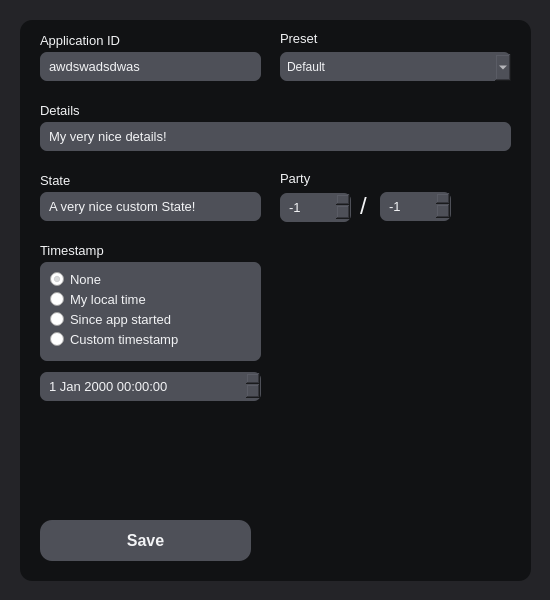
First picture: the form in mainwindow.ui, repository KartoffelChipss/discord-rp-py, before the edit.
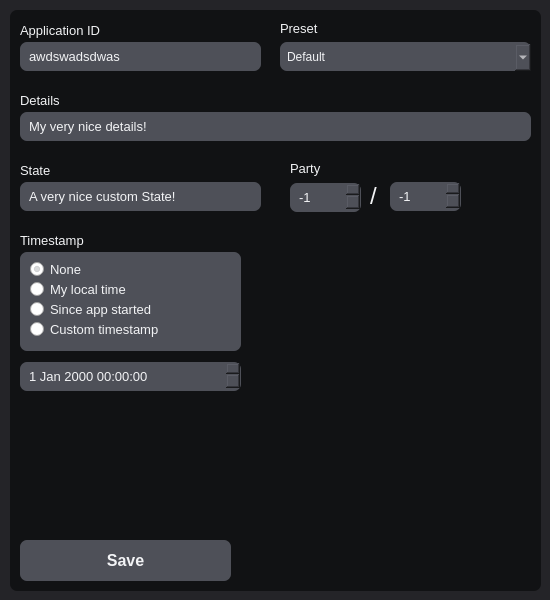
Second picture: the form after the edit.

Commit message: fixed border radius

Diff of the .ui file:
```diff
--- a/mainwindow.ui
+++ b/mainwindow.ui
@@ -34,9 +34,9 @@
    <widget class="QLineEdit" name="input_appid">
     <property name="geometry">
      <rect>
-      <x>40</x>
-      <y>50</y>
-      <width>221</width>
+      <x>20</x>
+      <y>40</y>
+      <width>241</width>
       <height>31</height>
      </rect>
     </property>
@@ -61,8 +61,8 @@
    <widget class="QLabel" name="lb_appid">
     <property name="geometry">
      <rect>
-      <x>40</x>
-      <y>30</y>
+      <x>20</x>
+      <y>20</y>
       <width>221</width>
       <height>20</height>
      </rect>
@@ -85,8 +85,8 @@
     <property name="geometry">
      <rect>
       <x>280</x>
-      <y>50</y>
-      <width>231</width>
+      <y>40</y>
+      <width>251</width>
       <height>31</height>
      </rect>
     </property>
@@ -117,8 +117,8 @@
     <property name="geometry">
      <rect>
       <x>280</x>
-      <y>30</y>
-      <width>231</width>
+      <y>20</y>
+      <width>251</width>
       <height>16</height>
      </rect>
     </property>
@@ -139,8 +139,8 @@
    <widget class="QLabel" name="lb_details">
     <property name="geometry">
      <rect>
-      <x>40</x>
-      <y>100</y>
+      <x>20</x>
+      <y>90</y>
       <width>211</width>
       <height>20</height>
      </rect>
@@ -162,9 +162,9 @@
    <widget class="QLineEdit" name="input_details">
     <property name="geometry">
      <rect>
-      <x>40</x>
-      <y>120</y>
-      <width>471</width>
+      <x>20</x>
+      <y>110</y>
+      <width>511</width>
       <height>31</height>
      </rect>
     </property>
@@ -189,8 +189,8 @@
    <widget class="QLabel" name="lb_state">
     <property name="geometry">
      <rect>
-      <x>40</x>
-      <y>170</y>
+      <x>20</x>
+      <y>160</y>
       <width>221</width>
       <height>20</height>
      </rect>
@@ -212,9 +212,9 @@
    <widget class="QLineEdit" name="input_state">
     <property name="geometry">
      <rect>
-      <x>40</x>
-      <y>190</y>
-      <width>221</width>
+      <x>20</x>
+      <y>180</y>
+      <width>241</width>
       <height>31</height>
      </rect>
     </property>
@@ -239,8 +239,8 @@
    <widget class="QLabel" name="lb_party">
     <property name="geometry">
      <rect>
-      <x>280</x>
-      <y>170</y>
+      <x>290</x>
+      <y>160</y>
       <width>261</width>
       <height>16</height>
      </rect>
@@ -262,8 +262,8 @@
    <widget class="QSpinBox" name="number_partyMin">
     <property name="geometry">
      <rect>
-      <x>280</x>
-      <y>191</y>
+      <x>290</x>
+      <y>181</y>
       <width>71</width>
       <height>31</height>
      </rect>
@@ -292,8 +292,8 @@
    <widget class="QSpinBox" name="number_partyMax">
     <property name="geometry">
      <rect>
-      <x>380</x>
-      <y>190</y>
+      <x>390</x>
+      <y>180</y>
       <width>71</width>
       <height>31</height>
      </rect>
@@ -322,8 +322,8 @@
    <widget class="QLabel" name="divider">
     <property name="geometry">
      <rect>
-      <x>360</x>
-      <y>190</y>
+      <x>370</x>
+      <y>180</y>
       <width>20</width>
       <height>31</height>
      </rect>
@@ -345,8 +345,8 @@
    <widget class="QLabel" name="lb_timestamp">
     <property name="geometry">
      <rect>
-      <x>40</x>
-      <y>240</y>
+      <x>20</x>
+      <y>230</y>
       <width>231</width>
       <height>20</height>
      </rect>
@@ -368,8 +368,8 @@
    <widget class="QGroupBox" name="timestampBtns">
     <property name="geometry">
      <rect>
-      <x>40</x>
-      <y>260</y>
+      <x>20</x>
+      <y>250</y>
       <width>221</width>
       <height>101</height>
      </rect>
@@ -486,15 +486,15 @@
    <widget class="QFrame" name="frame">
     <property name="geometry">
      <rect>
-      <x>20</x>
-      <y>20</y>
-      <width>511</width>
-      <height>561</height>
+      <x>10</x>
+      <y>10</y>
+      <width>531</width>
+      <height>581</height>
      </rect>
     </property>
     <property name="styleSheet">
      <string notr="true">background-color: #111214;
-border-radius: 12px;</string>
+border-radius: 7px;</string>
     </property>
     <property name="frameShape">
      <enum>QFrame::StyledPanel</enum>
@@ -505,8 +505,8 @@
     <widget class="QPushButton" name="button_save">
      <property name="geometry">
       <rect>
-       <x>20</x>
-       <y>500</y>
+       <x>10</x>
+       <y>530</y>
        <width>211</width>
        <height>41</height>
       </rect>
@@ -532,7 +532,7 @@
      </property>
      <property name="geometry">
       <rect>
-       <x>20</x>
+       <x>10</x>
        <y>350</y>
        <width>221</width>
        <height>31</height>
```
Left out of the diff: 9 changed lines with no effect on the pictures. The commit also changes 4 other files.
